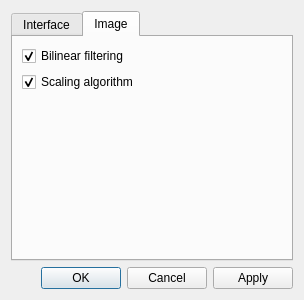
Qt form src/qvoptionsdialog.ui (jurplel/qView) before a commit.
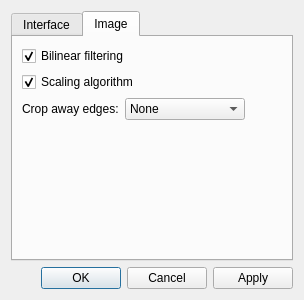
The same form after that commit. The open tabs and pages were chosen to show the change.

What changed in the file:
```diff
--- a/src/qvoptionsdialog.ui
+++ b/src/qvoptionsdialog.ui
@@ -176,6 +176,48 @@
          </property>
         </widget>
        </item>
+       <item row="2" column="0">
+        <layout class="QHBoxLayout" name="horizontalLayout_2">
+         <item>
+          <widget class="QLabel" name="label_2">
+           <property name="text">
+            <string>Crop away edges:</string>
+           </property>
+          </widget>
+         </item>
+         <item>
+          <widget class="QComboBox" name="cropModeComboBox">
+           <property name="sizePolicy">
+            <sizepolicy hsizetype="Preferred" vsizetype="Fixed">
+             <horstretch>0</horstretch>
+             <verstretch>0</verstretch>
+            </sizepolicy>
+           </property>
+           <property name="minimumSize">
+            <size>
+             <width>120</width>
+             <height>0</height>
+            </size>
+           </property>
+           <item>
+            <property name="text">
+             <string>None</string>
+            </property>
+           </item>
+           <item>
+            <property name="text">
+             <string>Sides</string>
+            </property>
+           </item>
+           <item>
+            <property name="text">
+             <string>Top &amp; Bottom</string>
+            </property>
+           </item>
+          </widget>
+         </item>
+        </layout>
+       </item>
       </layout>
      </widget>
     </widget>
```
Left out of the diff: 4 changed lines with no effect on the pictures.
